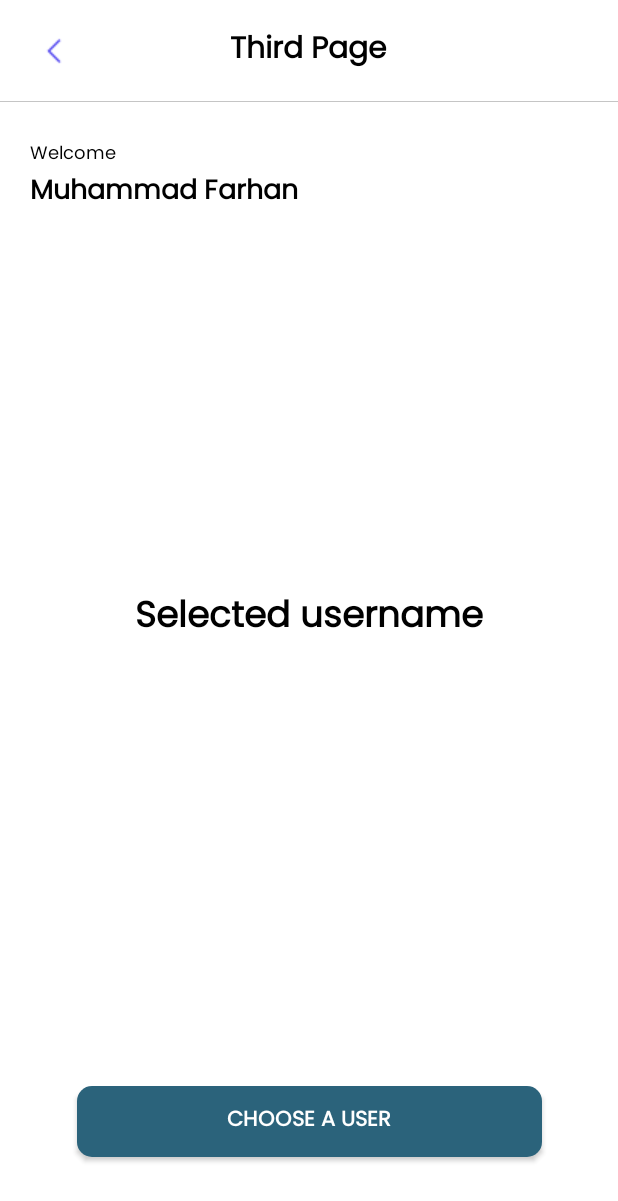
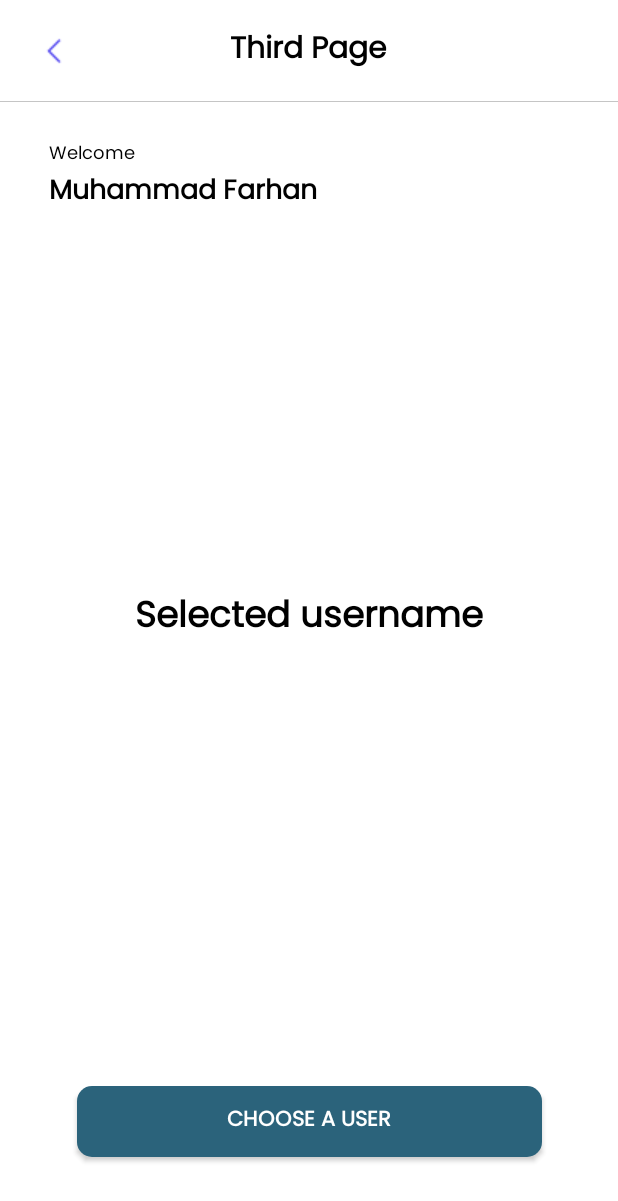
Before and after one commit to farhan3001/SuitMedia, an Android app: the layout fragment_second.xml on its own in the app's theme, with its tools: preview values and no code run, on a phone screen of 412 x 824 dp. Shown: the top 1201 px of the screen. Run offline under Robolectric (Android 15) with nearby library versions, the phone set to English and light mode, and no system bars.

Commit message:
fixing code smells and refactoring (this isn't the commit for the assignment, it's only my interest to fix the code)

```diff
--- a/app/src/main/java/com/example/suitmedia/ThirdPage/ThirdFragment.kt
+++ b/app/src/main/java/com/example/suitmedia/ThirdPage/ThirdFragment.kt
@@ -1,6 +1,7 @@
 package com.example.suitmedia.ThirdPage
 
 import android.os.Bundle
+import android.util.Log
 import android.view.LayoutInflater
 import android.view.View
 import android.view.ViewGroup
--- a/app/src/main/res/layout/fragment_second.xml
+++ b/app/src/main/res/layout/fragment_second.xml
@@ -14,12 +14,12 @@
         android:id="@+id/welcome"
         android:layout_width="wrap_content"
         android:layout_height="wrap_content"
-        android:layout_marginStart="20dp"
         android:fontFamily="@font/poppins"
+
         android:text="@string/welcome"
         android:textColor="@color/black"
         android:textSize="12sp"
-        app:layout_constraintStart_toStartOf="parent"
+        app:layout_constraintEnd_toStartOf="@id/user_chose"
         app:layout_constraintTop_toTopOf="parent"
         app:layout_constraintBottom_toTopOf="@id/user_chose"
         app:layout_constraintVertical_bias="0.25"/>
@@ -28,13 +28,12 @@
         android:id="@+id/name"
         android:layout_width="wrap_content"
         android:layout_height="wrap_content"
-        android:layout_marginStart="20dp"
         android:fontFamily="@font/poppins"
         android:text="Muhammad Farhan"
         android:textColor="@color/black"
         android:textSize="18sp"
         android:textStyle="bold"
-        app:layout_constraintStart_toStartOf="parent"
+        app:layout_constraintStart_toStartOf="@id/welcome"
         app:layout_constraintTop_toBottomOf="@id/welcome" />
 
     <TextView
--- a/app/src/main/res/values/themes.xml
+++ b/app/src/main/res/values/themes.xml
@@ -1,6 +1,6 @@
 <resources xmlns:tools="http://schemas.android.com/tools">
     <!-- Base application theme. -->
-    <style name="Theme.SuitMedia" parent="Theme.MaterialComponents.DayNight.DarkActionBar">
+    <style name="Theme.SuitMedia" parent="Theme.MaterialComponents.Light.DarkActionBar">
         <!-- Primary brand color. -->
         <item name="colorPrimary">@color/black</item>
         <item name="colorPrimaryVariant">@color/purple_700</item>
@@ -10,8 +10,8 @@
         <item name="colorSecondaryVariant">@color/teal_700</item>
         <item name="colorOnSecondary">@color/black</item>
         <!-- Status bar color. -->
-        <item name="android:statusBarColor" tools:targetApi="lollipop">@android:color/transparent
-        </item>
+
+        <item name="android:statusBarColor" tools:targetApi="lollipop">@android:color/black</item>
         <!-- Customize your theme here. -->
         <item name="android:windowTranslucentStatus">false</item>
 
```
Also changed, not shown: app/src/main/java/com/example/suitmedia/FirstPage/FirstFragment.kt (+10 -0 lines), app/src/main/java/com/example/suitmedia/ThirdPage/API/DataDomain.kt (+64 -5 lines).
